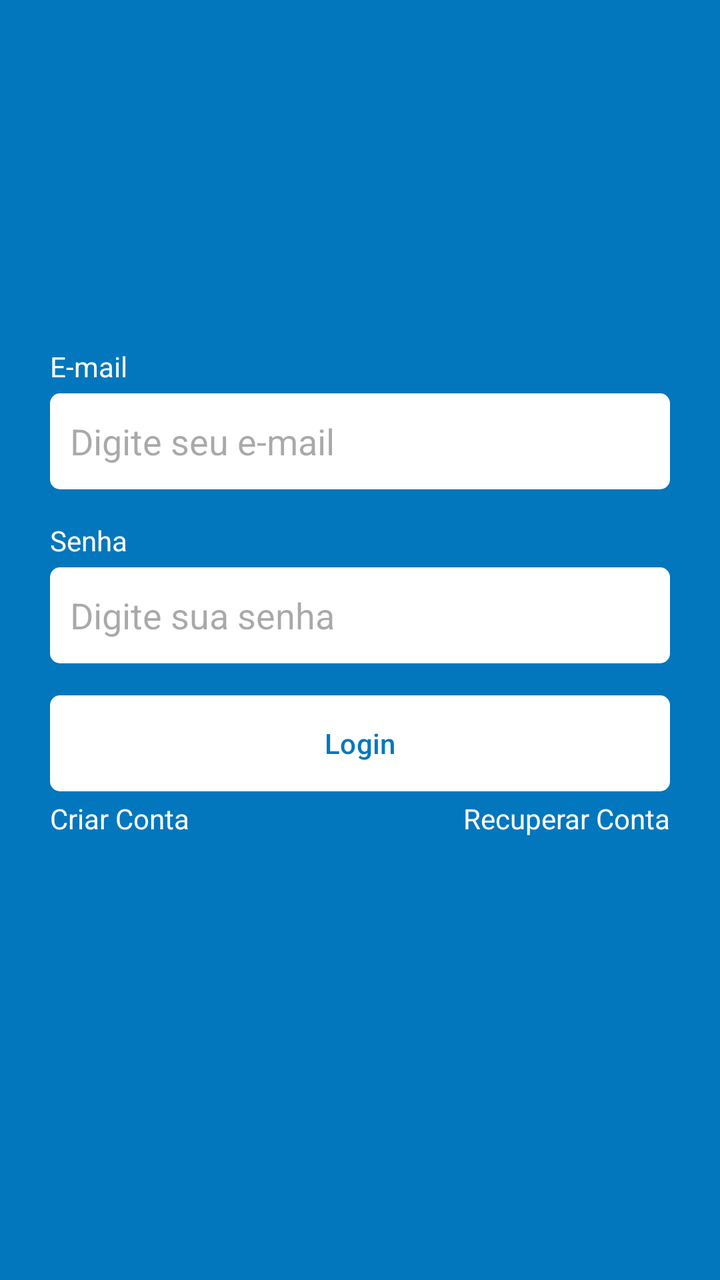
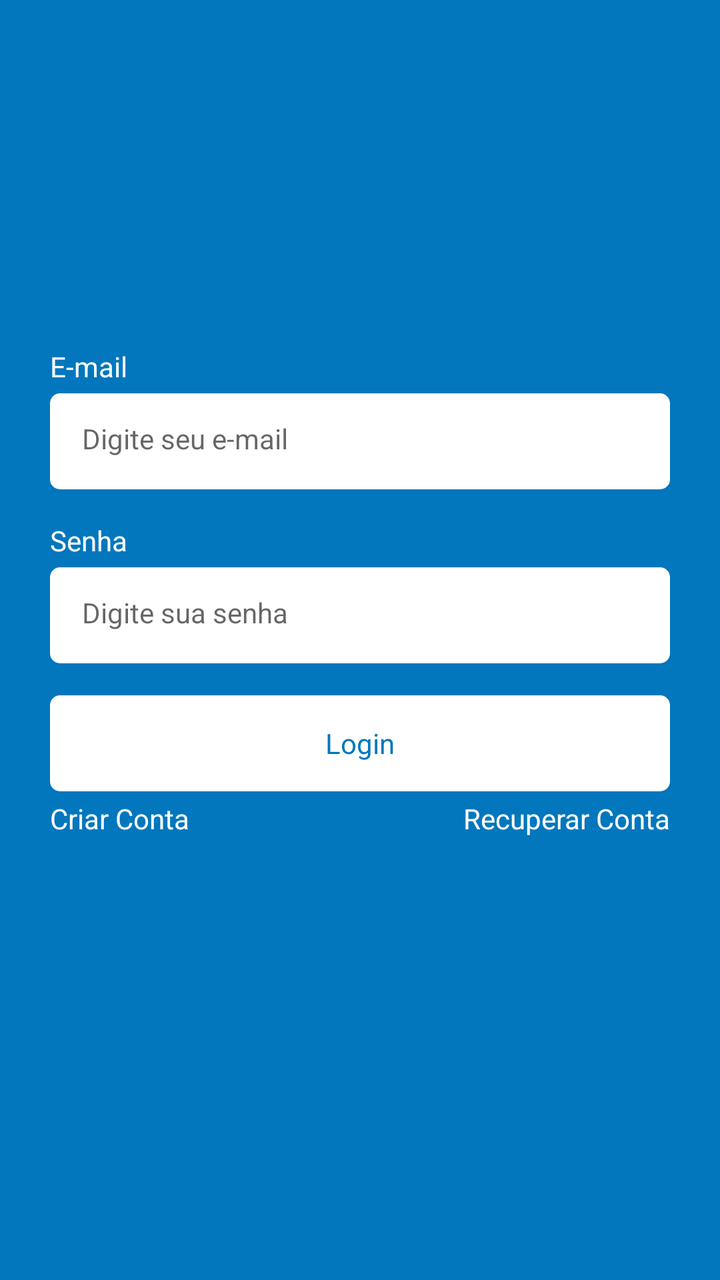

Two renders of the same Android screen: before a commit and after it. Below are the layout's source before the change and the commit's diff.
<!-- AndroidManifest.xml: application theme Theme.Atividade1 -->
<!-- res/layout/fragment_login.xml -->
<?xml version="1.0" encoding="utf-8"?>
<androidx.constraintlayout.widget.ConstraintLayout
    xmlns:android="http://schemas.android.com/apk/res/android"
    xmlns:tools="http://schemas.android.com/tools"
    android:layout_width="match_parent"
    android:layout_height="match_parent"
    tools:context=".ui.auth.LoginFragment"
    xmlns:app="http://schemas.android.com/apk/res-auto"
    android:background="@color/color_default">
    <LinearLayout
        android:id="@+id/LinearLayout"
        android:layout_width="0dp"
        android:layout_height="wrap_content"
        app:layout_constraintBottom_toBottomOf="parent"
        app:layout_constraintTop_toTopOf="parent"
        app:layout_constraintEnd_toEndOf="parent"
        app:layout_constraintStart_toStartOf="parent"
        android:orientation="vertical"
        android:layout_marginHorizontal="25dp">

        <TextView
            android:layout_width="wrap_content"
            android:layout_height="wrap_content"
            android:text="E-mail"
            android:textColor="@color/white"/>

        <EditText
            android:layout_width="match_parent"
            android:layout_height="48dp"
            android:hint="Digite seu e-mail"
            android:inputType="textEmailAddress"
            android:id="@+id/editextEmail"
            android:padding="10dp"
            android:layout_marginTop="4dp"
            android:background="@drawable/bg_edit_text"/>
        <TextView
            android:layout_width="wrap_content"
            android:layout_height="wrap_content"
            android:text="Senha"
            android:textColor="@color/white"
            android:layout_marginTop="16dp"/>
        <EditText
            android:layout_width="match_parent"
            android:layout_height="48dp"
            android:inputType="textPassword"
            android:id="@+id/edittextSenha"
            android:hint="Digite sua senha"
            android:padding="10dp"
            android:layout_marginTop="4dp"
            android:background="@drawable/bg_edit_text"/>
        <Button
            android:id="@+id/buttonLogin"
            android:layout_width="match_parent"
            android:layout_height="wrap_content"
            android:text="Login"
            android:textColor="@color/color_default"
            app:backgroundTint="@null"
            android:layout_marginTop="16dp"
            android:background="@drawable/bg_btn"/>
        <LinearLayout
            android:layout_width="match_parent"
            android:layout_height="wrap_content"
            android:orientation="horizontal"
            android:layout_marginTop="4dp">

            <TextView
                android:id="@+id/btnRegister"
                android:layout_width="wrap_content"
                android:layout_height="wrap_content"
                android:layout_weight="1"
                android:text="Criar Conta"
                android:textAlignment="textStart"
                android:textColor="@color/white" />

            <TextView
                android:id="@+id/btnRecover"
                android:layout_width="wrap_content"
                android:layout_height="wrap_content"
                android:text="Recuperar Conta"
                android:layout_weight="1"
                android:textAlignment="textEnd"
                android:textColor="@color/white"/>
        </LinearLayout>
        <ProgressBar
            android:layout_width="wrap_content"
            android:layout_height="wrap_content"
            android:indeterminateTint="@color/white"
            android:layout_gravity="center"
            tools:visibility="visible"
            android:visibility="invisible"/>


    </LinearLayout>


</androidx.constraintlayout.widget.ConstraintLayout>
<!-- resources referenced by this layout -->
<resources>
  <color name="color_default">#0277BD</color>
  <color name="white">#FFFFFFFF</color>
  <!-- drawable bg_btn (drawable) -->
  <?xml version="1.0" encoding="utf-8"?>
  <shape xmlns:android="http://schemas.android.com/apk/res/android"
      android:shape="rectangle">
  
      <solid android:color="@color/white"/>
      <corners android:radius="5dp"/>
  
  </shape>
  <!-- drawable bg_edit_text (drawable) -->
  <?xml version="1.0" encoding="utf-8"?>
  <shape xmlns:android="http://schemas.android.com/apk/res/android"
      android:shape="rectangle">
  
      <solid android:color="@color/white"/>
      <corners android:radius="5dp"/>
  
  </shape>
  <style name="Theme.Atividade1" parent="Base.Theme.Atividade1" />
  <style name="Base.Theme.Atividade1" parent="Theme.Material3.DayNight.NoActionBar">
          
          
          <item name="colorPrimary">@color/color_default</item>
          <item name="colorPrimaryVariant">@color/color_default</item>
          <item name="android:windowBackground">@color/color_default</item>
      </style>
</resources>

<!-- the commit's change to res/layout/fragment_login.xml (unified diff, before → after) -->
@@ -30,9 +30,8 @@
             android:hint="Digite seu e-mail"
             android:inputType="textEmailAddress"
             android:id="@+id/editextEmail"
-            android:padding="10dp"
-            android:layout_marginTop="4dp"
-            android:background="@drawable/bg_edit_text"/>
+            style="@style/EditTextTheme"
+            android:layout_marginTop="4dp" />
         <TextView
             android:layout_width="wrap_content"
             android:layout_height="wrap_content"
@@ -45,18 +44,16 @@
             android:inputType="textPassword"
             android:id="@+id/edittextSenha"
             android:hint="Digite sua senha"
-            android:padding="10dp"
-            android:layout_marginTop="4dp"
-            android:background="@drawable/bg_edit_text"/>
+            style="@style/EditTextTheme"
+            android:layout_marginTop="4dp"/>
         <Button
             android:id="@+id/buttonLogin"
             android:layout_width="match_parent"
             android:layout_height="wrap_content"
             android:text="Login"
-            android:textColor="@color/color_default"
+            style="@style/ButtonTheme"
             app:backgroundTint="@null"
-            android:layout_marginTop="16dp"
-            android:background="@drawable/bg_btn"/>
+            android:layout_marginTop="16dp" />
         <LinearLayout
             android:layout_width="match_parent"
             android:layout_height="wrap_content"
<!-- resource entries referenced after the edit -->
@@ -2,6 +2,17 @@
 <resources>
   <color name="color_default">#0277BD</color>
   <color name="white">#FFFFFFFF</color>
+  <style name="ButtonTheme" parent="Theme.MaterialComponents.DayNight.NoActionBar">
+          <item name="android:background">@drawable/bg_btn</item>
+          <item name="android:textAllCaps">false</item>
+          <item name="android:textColor">@color/color_default</item>
+          <item name="android:backgroundTint">@null</item>
+      </style>
+  <style name="EditTextTheme" parent="Theme.MaterialComponents.DayNight.NoActionBar">
+          <item name="android:background">@drawable/bg_edit_text</item>
+          <item name="android:padding">16dp</item>
+          <item name="android:textSize">14sp</item>
+      </style>
   <!-- drawable bg_btn (drawable) -->
   <?xml version="1.0" encoding="utf-8"?>
   <shape xmlns:android="http://schemas.android.com/apk/res/android"
